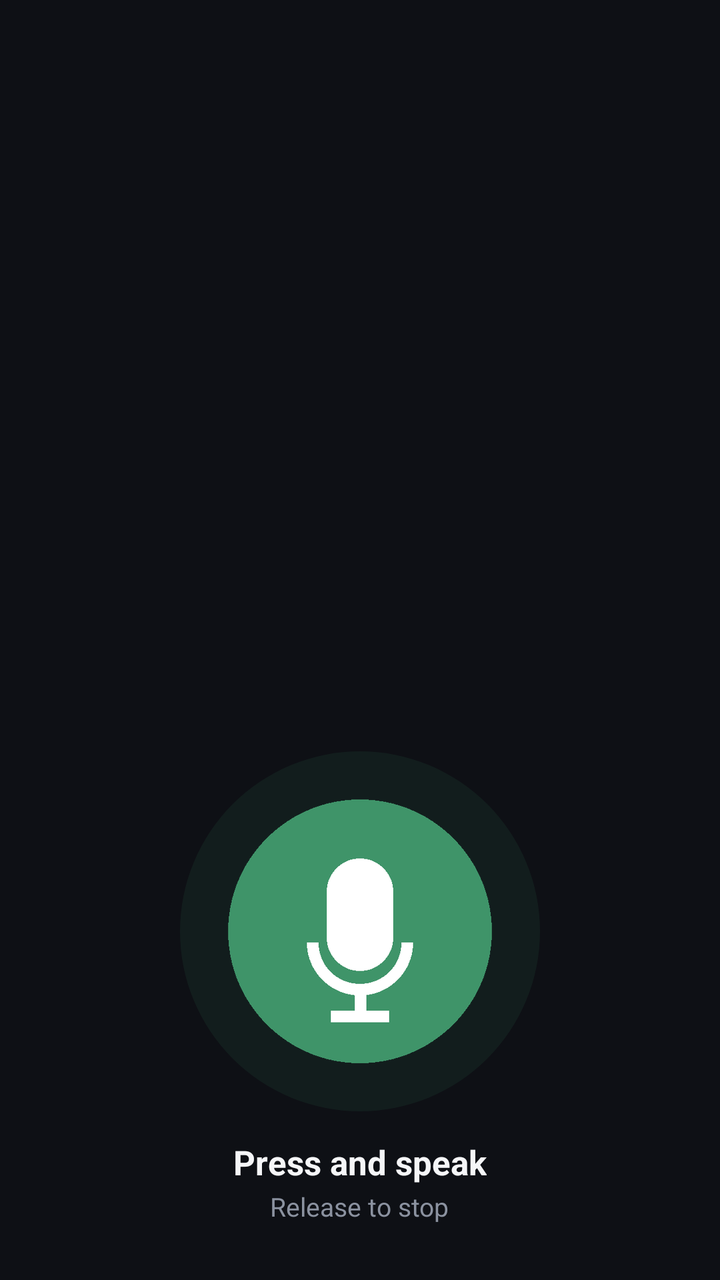
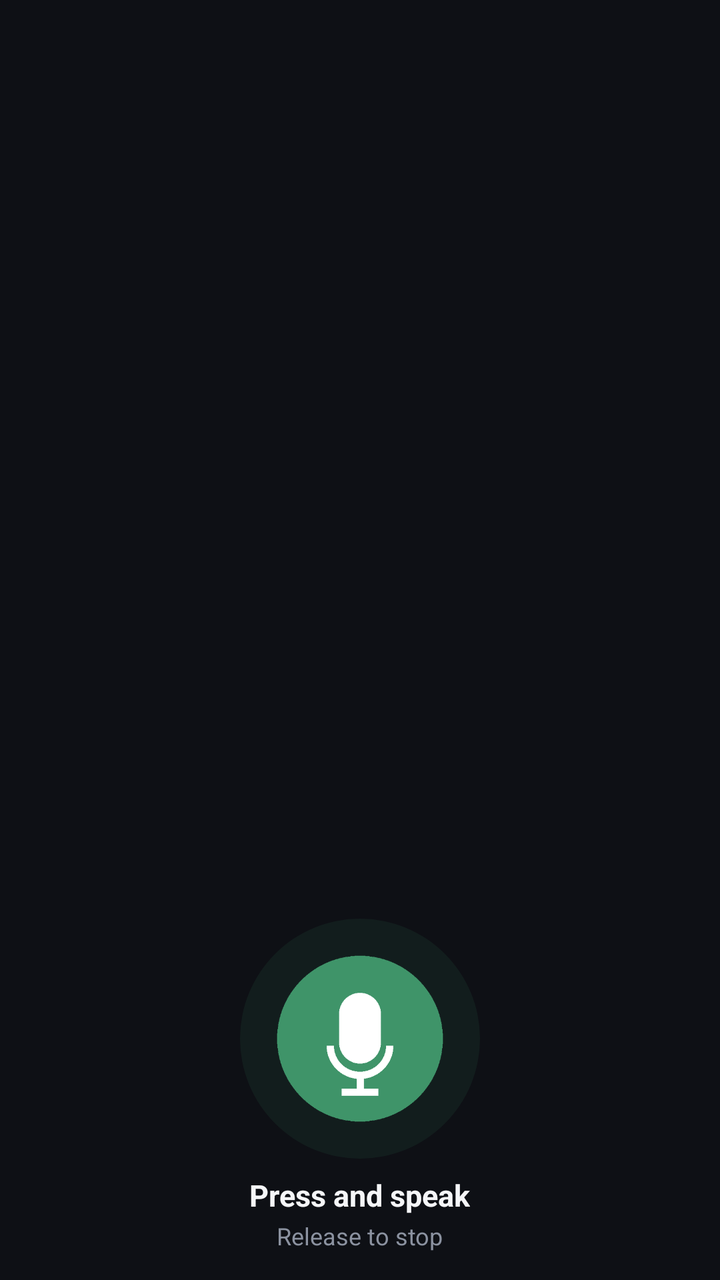

Compare the two renders of this Android layout. The source of the first and the diff that turns it into the second are given below.
<!-- AndroidManifest.xml: fallback theme Theme.MaterialComponents.DayNight.NoActionBar -->
<!-- res/layout/activity_main.xml -->
<LinearLayout xmlns:android="http://schemas.android.com/apk/res/android"
    android:layout_width="match_parent"
    android:layout_height="match_parent"
    android:orientation="vertical"
    android:background="@color/bg_dark">

    <ScrollView
        android:layout_width="match_parent"
        android:layout_height="0dp"
        android:layout_weight="1">

        <LinearLayout
            android:layout_width="match_parent"
            android:layout_height="wrap_content"
            android:orientation="vertical"
            android:padding="20dp">

            <LinearLayout
                android:id="@+id/card"
                android:layout_width="match_parent"
                android:layout_height="wrap_content"
                android:orientation="vertical"
                android:background="@drawable/card_background"
                android:padding="20dp"
                android:visibility="gone">

                <TextView
                    android:id="@+id/tvWord"
                    android:layout_width="match_parent"
                    android:layout_height="wrap_content"
                    android:gravity="center_horizontal"
                    android:textColor="@color/text_primary"
                    android:textSize="28sp"
                    android:textStyle="bold" />

                <TextView
                    android:id="@+id/tvPhonetic"
                    android:layout_width="match_parent"
                    android:layout_height="wrap_content"
                    android:layout_marginTop="6dp"
                    android:gravity="center_horizontal"
                    android:textColor="@color/text_secondary"
                    android:textSize="15sp"
                    android:visibility="gone" />

                <View
                    android:layout_width="match_parent"
                    android:layout_height="1dp"
                    android:layout_marginTop="18dp"
                    android:layout_marginBottom="18dp"
                    android:background="@color/divider" />

                <LinearLayout
                    android:layout_width="wrap_content"
                    android:layout_height="wrap_content"
                    android:orientation="horizontal"
                    android:gravity="center_vertical">

                    <ImageView
                        android:layout_width="18dp"
                        android:layout_height="18dp"
                        android:layout_marginRight="8dp"
                        android:src="@drawable/icon_book" />

                    <TextView
                        android:layout_width="wrap_content"
                        android:layout_height="wrap_content"
                        android:text="@string/definition_label"
                        android:textColor="@color/accent_green"
                        android:textSize="13sp"
                        android:textStyle="bold" />
                </LinearLayout>

                <TextView
                    android:id="@+id/tvDefinition"
                    android:layout_width="match_parent"
                    android:layout_height="wrap_content"
                    android:layout_marginTop="10dp"
                    android:textColor="@color/text_body"
                    android:textSize="16sp"
                    android:lineSpacingExtra="4dp" />

                <View
                    android:id="@+id/synonymsDivider"
                    android:layout_width="match_parent"
                    android:layout_height="1dp"
                    android:layout_marginTop="18dp"
                    android:layout_marginBottom="18dp"
                    android:background="@color/divider"
                    android:visibility="gone" />

                <LinearLayout
                    android:id="@+id/synonymsHeader"
                    android:layout_width="wrap_content"
                    android:layout_height="wrap_content"
                    android:orientation="horizontal"
                    android:gravity="center_vertical"
                    android:visibility="gone">

                    <ImageView
                        android:layout_width="18dp"
                        android:layout_height="18dp"
                        android:layout_marginRight="8dp"
                        android:src="@drawable/icon_layers" />

                    <TextView
                        android:layout_width="wrap_content"
                        android:layout_height="wrap_content"
                        android:text="@string/synonyms_label"
                        android:textColor="@color/accent_green"
                        android:textSize="13sp"
                        android:textStyle="bold" />
                </LinearLayout>

                <com.talktranslate.app.FlowLayout
                    android:id="@+id/flowSynonyms"
                    android:layout_width="match_parent"
                    android:layout_height="wrap_content"
                    android:layout_marginTop="10dp"
                    android:visibility="gone" />

            </LinearLayout>

            <ProgressBar
                android:id="@+id/progressBar"
                style="?android:attr/progressBarStyleHorizontal"
                android:layout_width="match_parent"
                android:layout_height="wrap_content"
                android:layout_marginTop="16dp"
                android:indeterminate="true"
                android:visibility="gone" />

        </LinearLayout>
    </ScrollView>

    <LinearLayout
        android:layout_width="match_parent"
        android:layout_height="wrap_content"
        android:orientation="vertical"
        android:gravity="center_horizontal"
        android:paddingTop="16dp"
        android:paddingBottom="28dp">

        <RelativeLayout
            android:layout_width="180dp"
            android:layout_height="180dp">

            <View
                android:id="@+id/halo"
                android:layout_width="180dp"
                android:layout_height="180dp"
                android:layout_centerInParent="true"
                android:alpha="0.5"
                android:background="@drawable/mic_halo" />

            <ImageButton
                android:id="@+id/btnSpeak"
                android:layout_width="140dp"
                android:layout_height="140dp"
                android:layout_centerInParent="true"
                android:background="@null"
                android:scaleType="fitCenter"
                android:contentDescription="@string/press_and_speak"
                android:src="@drawable/mic_button" />
        </RelativeLayout>

        <TextView
            android:layout_width="wrap_content"
            android:layout_height="wrap_content"
            android:layout_marginTop="14dp"
            android:text="@string/press_and_speak"
            android:textColor="@color/text_primary"
            android:textSize="17sp"
            android:textStyle="bold" />

        <TextView
            android:layout_width="wrap_content"
            android:layout_height="wrap_content"
            android:layout_marginTop="2dp"
            android:text="@string/release_to_stop"
            android:textColor="@color/text_secondary"
            android:textSize="13sp" />

    </LinearLayout>

</LinearLayout>
<!-- resources referenced by this layout -->
<resources>
  <color name="accent_green">#57B98A</color>
  <color name="bg_dark">#0E1015</color>
  <color name="divider">#2A2E37</color>
  <color name="text_body">#D7DAE0</color>
  <color name="text_primary">#F5F6F8</color>
  <color name="text_secondary">#8B92A0</color>
  <!-- drawable card_background (drawable) -->
  <shape xmlns:android="http://schemas.android.com/apk/res/android" android:shape="rectangle">
      <solid android:color="@color/card_bg" />
      <corners android:radius="20dp" />
  </shape>
  <!-- drawable icon_book: png bitmap (drawable-hdpi, 1040 bytes) -->
  <!-- drawable icon_layers: png bitmap (drawable-hdpi, 1234 bytes) -->
  <!-- drawable mic_button: png bitmap (drawable-hdpi, 14419 bytes) -->
  <!-- drawable mic_halo (drawable) -->
  <shape xmlns:android="http://schemas.android.com/apk/res/android" android:shape="oval">
      <solid android:color="@color/mic_halo" />
  </shape>
  <string name="definition_label">DEFINITION</string>
  <string name="press_and_speak">Press and speak</string>
  <string name="release_to_stop">Release to stop</string>
  <string name="synonyms_label">SYNONYMS</string>
  <color name="card_bg">#1B1E25</color>
  <color name="mic_halo">#333F9469</color>
</resources>

<!-- the commit's change to res/layout/activity_main.xml (unified diff, before → after) -->
@@ -13,7 +13,7 @@
             android:layout_width="match_parent"
             android:layout_height="wrap_content"
             android:orientation="vertical"
-            android:padding="20dp">
+            android:padding="12dp">
 
             <LinearLayout
                 android:id="@+id/card"
@@ -21,7 +21,7 @@
                 android:layout_height="wrap_content"
                 android:orientation="vertical"
                 android:background="@drawable/card_background"
-                android:padding="20dp"
+                android:padding="14dp"
                 android:visibility="gone">
 
                 <TextView
@@ -30,24 +30,24 @@
                     android:layout_height="wrap_content"
                     android:gravity="center_horizontal"
                     android:textColor="@color/text_primary"
-                    android:textSize="28sp"
+                    android:textSize="22sp"
                     android:textStyle="bold" />
 
                 <TextView
                     android:id="@+id/tvPhonetic"
                     android:layout_width="match_parent"
                     android:layout_height="wrap_content"
-                    android:layout_marginTop="6dp"
+                    android:layout_marginTop="4dp"
                     android:gravity="center_horizontal"
                     android:textColor="@color/text_secondary"
-                    android:textSize="15sp"
+                    android:textSize="13sp"
                     android:visibility="gone" />
 
                 <View
                     android:layout_width="match_parent"
                     android:layout_height="1dp"
-                    android:layout_marginTop="18dp"
-                    android:layout_marginBottom="18dp"
+                    android:layout_marginTop="12dp"
+                    android:layout_marginBottom="12dp"
                     android:background="@color/divider" />
 
                 <LinearLayout
@@ -57,9 +57,9 @@
                     android:gravity="center_vertical">
 
                     <ImageView
-                        android:layout_width="18dp"
-                        android:layout_height="18dp"
-                        android:layout_marginRight="8dp"
+                        android:layout_width="14dp"
+                        android:layout_height="14dp"
+                        android:layout_marginRight="6dp"
                         android:src="@drawable/icon_book" />
 
                     <TextView
@@ -67,7 +67,7 @@
                         android:layout_height="wrap_content"
                         android:text="@string/definition_label"
                         android:textColor="@color/accent_green"
-                        android:textSize="13sp"
+                        android:textSize="11sp"
                         android:textStyle="bold" />
                 </LinearLayout>
 
@@ -75,17 +75,17 @@
                     android:id="@+id/tvDefinition"
                     android:layout_width="match_parent"
                     android:layout_height="wrap_content"
-                    android:layout_marginTop="10dp"
+                    android:layout_marginTop="6dp"
                     android:textColor="@color/text_body"
-                    android:textSize="16sp"
-                    android:lineSpacingExtra="4dp" />
+                    android:textSize="14sp"
+                    android:lineSpacingExtra="2dp" />
 
                 <View
                     android:id="@+id/synonymsDivider"
                     android:layout_width="match_parent"
                     android:layout_height="1dp"
-                    android:layout_marginTop="18dp"
-                    android:layout_marginBottom="18dp"
+                    android:layout_marginTop="12dp"
+                    android:layout_marginBottom="12dp"
                     android:background="@color/divider"
                     android:visibility="gone" />
 
@@ -98,9 +98,9 @@
                     android:visibility="gone">
 
                     <ImageView
-                        android:layout_width="18dp"
-                        android:layout_height="18dp"
-                        android:layout_marginRight="8dp"
+                        android:layout_width="14dp"
+                        android:layout_height="14dp"
+                        android:layout_marginRight="6dp"
                         android:src="@drawable/icon_layers" />
 
                     <TextView
@@ -108,7 +108,7 @@
                         android:layout_height="wrap_content"
                         android:text="@string/synonyms_label"
                         android:textColor="@color/accent_green"
-                        android:textSize="13sp"
+                        android:textSize="11sp"
                         android:textStyle="bold" />
                 </LinearLayout>
 
@@ -116,7 +116,7 @@
                     android:id="@+id/flowSynonyms"
                     android:layout_width="match_parent"
                     android:layout_height="wrap_content"
-                    android:layout_marginTop="10dp"
+                    android:layout_marginTop="6dp"
                     android:visibility="gone" />
 
             </LinearLayout>
@@ -126,7 +126,7 @@
                 style="?android:attr/progressBarStyleHorizontal"
                 android:layout_width="match_parent"
                 android:layout_height="wrap_content"
-                android:layout_marginTop="16dp"
+                android:layout_marginTop="10dp"
                 android:indeterminate="true"
                 android:visibility="gone" />
 
@@ -138,25 +138,25 @@
         android:layout_height="wrap_content"
         android:orientation="vertical"
         android:gravity="center_horizontal"
-        android:paddingTop="16dp"
-        android:paddingBottom="28dp">
+        android:paddingTop="10dp"
+        android:paddingBottom="14dp">
 
         <RelativeLayout
-            android:layout_width="180dp"
-            android:layout_height="180dp">
+            android:layout_width="120dp"
+            android:layout_height="120dp">
 
             <View
                 android:id="@+id/halo"
-                android:layout_width="180dp"
-                android:layout_height="180dp"
+                android:layout_width="120dp"
+                android:layout_height="120dp"
                 android:layout_centerInParent="true"
                 android:alpha="0.5"
                 android:background="@drawable/mic_halo" />
 
             <ImageButton
                 android:id="@+id/btnSpeak"
-                android:layout_width="140dp"
-                android:layout_height="140dp"
+                android:layout_width="88dp"
+                android:layout_height="88dp"
                 android:layout_centerInParent="true"
                 android:background="@null"
                 android:scaleType="fitCenter"
@@ -167,10 +167,10 @@
         <TextView
             android:layout_width="wrap_content"
             android:layout_height="wrap_content"
-            android:layout_marginTop="14dp"
+            android:layout_marginTop="8dp"
             android:text="@string/press_and_speak"
             android:textColor="@color/text_primary"
-            android:textSize="17sp"
+            android:textSize="15sp"
             android:textStyle="bold" />
 
         <TextView
@@ -179,7 +179,7 @@
             android:layout_marginTop="2dp"
             android:text="@string/release_to_stop"
             android:textColor="@color/text_secondary"
-            android:textSize="13sp" />
+            android:textSize="12sp" />
 
     </LinearLayout>
 
